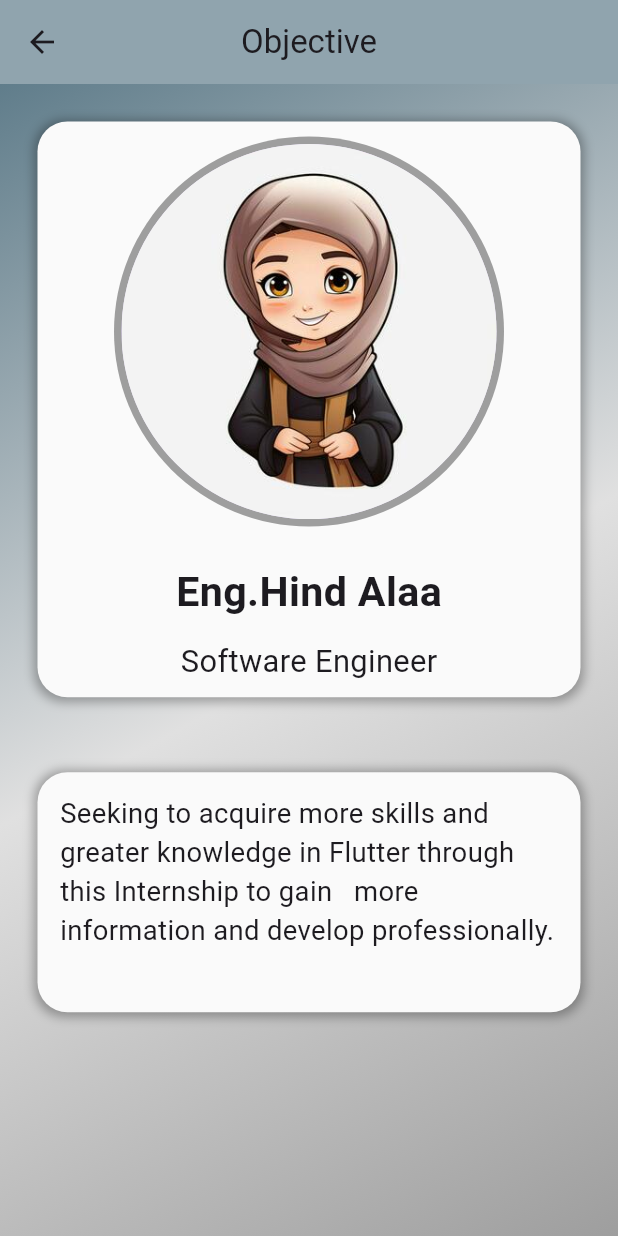
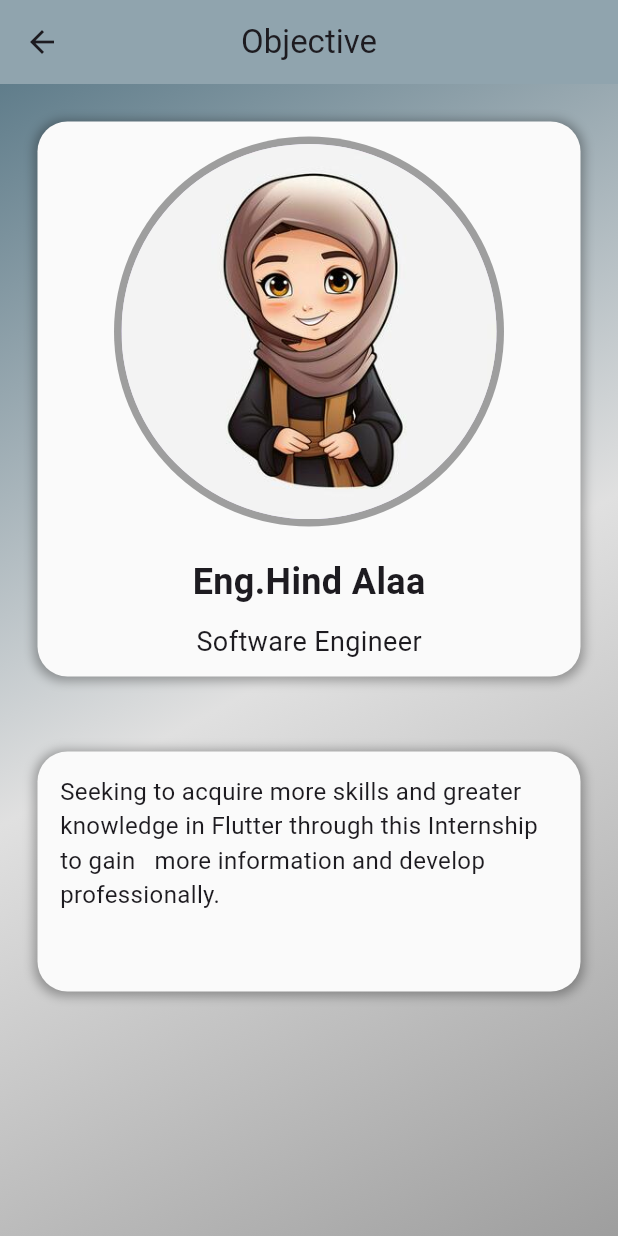
Before and after one commit to HindAlaa26/My-Portfolio-App, a Flutter app: the screen it shows after launch, after a tap on "Objective", on a phone screen of 412 x 824 dp. Run offline on Flutter 3.47's test engine with Material 3 defaults, Android fonts, the phone set to English and light mode, and no system bars; our stand-ins replace device_preview, flutter_screenutil, webview_flutter.

Commit message:
sized updated

```diff
--- a/lib/main.dart
+++ b/lib/main.dart
@@ -21,7 +21,10 @@ class MyApp extends StatelessWidget {
   @override
   Widget build(BuildContext context) {
     return ScreenUtilInit(
-        designSize: const Size(360, 690),
+        designSize: Size(
+          MediaQuery.of(context).size.width,
+          MediaQuery.of(context).size.height,
+        ),
         builder: (context, child) {
           return MaterialApp(
             debugShowCheckedModeBanner: false,
--- a/lib/screens/activities_screen.dart
+++ b/lib/screens/activities_screen.dart
@@ -27,8 +27,8 @@ class ActivitiesScreen extends StatelessWidget {
         title: const Text('Activities & Voluntary Work'),
       ),
       body: Container(
-        height: MediaQuery.of(context).size.height,
-        width: MediaQuery.of(context).size.width,
+        height: ScreenUtil().screenHeight,
+        width: ScreenUtil().screenWidth,
         decoration: BoxDecoration(
           gradient: LinearGradient(
             colors: [
--- a/lib/screens/courses_screen.dart
+++ b/lib/screens/courses_screen.dart
@@ -42,8 +42,8 @@ class CoursesScreen extends StatelessWidget {
         title: const Text('Courses'),
       ),
       body: Container(
-        height: MediaQuery.of(context).size.height,
-        width: MediaQuery.of(context).size.width,
+        height: ScreenUtil().screenHeight,
+        width: ScreenUtil().screenWidth,
         padding: const EdgeInsets.all(16.0),
         decoration: const BoxDecoration(
           gradient: LinearGradient(
--- a/lib/screens/education_screen.dart
+++ b/lib/screens/education_screen.dart
@@ -11,8 +11,8 @@ class EducationScreen extends StatelessWidget {
         title: const Text('Education'),
       ),
       body: Container(
-        height: MediaQuery.of(context).size.height,
-        width: MediaQuery.of(context).size.width,
+        height: ScreenUtil().screenHeight,
+        width: ScreenUtil().screenWidth,
         decoration: BoxDecoration(
           gradient: LinearGradient(
             colors: [
--- a/lib/screens/home_layout/portfolio_screen.dart
+++ b/lib/screens/home_layout/portfolio_screen.dart
@@ -31,8 +31,8 @@ class PortfolioScreen extends StatelessWidget {
           title: const Text('Hind Alaa Fathy - Portfolio'),
         ),
         body: Container(
-          height: MediaQuery.of(context).size.height,
-          width: MediaQuery.of(context).size.width,
+          height: ScreenUtil().screenHeight,
+          width: ScreenUtil().screenWidth,
           decoration: BoxDecoration(
               gradient: LinearGradient(
             colors: [
--- a/lib/screens/objective_screen.dart
+++ b/lib/screens/objective_screen.dart
@@ -35,8 +35,8 @@ class _ObjectiveScreenState extends State<ObjectiveScreen> {
         backgroundColor: Colors.blueGrey.shade300,
       ),
       body: Container(
-        height: MediaQuery.of(context).size.height,
-        width: double.infinity,
+        height: ScreenUtil().screenHeight,
+        width: ScreenUtil().screenWidth,
         decoration: BoxDecoration(
             gradient: LinearGradient(
           colors: [
--- a/lib/screens/projects_screen.dart
+++ b/lib/screens/projects_screen.dart
@@ -49,8 +49,8 @@ class ProjectsScreen extends StatelessWidget {
         title: const Text('Projects'),
       ),
       body: Container(
-        height: MediaQuery.of(context).size.height,
-        width: MediaQuery.of(context).size.width,
+        height: ScreenUtil().screenHeight,
+        width: ScreenUtil().screenWidth,
         padding: const EdgeInsets.all(16.0),
         decoration: BoxDecoration(
           gradient: LinearGradient(
--- a/lib/screens/skills_screen.dart
+++ b/lib/screens/skills_screen.dart
@@ -33,8 +33,8 @@ class SkillsScreen extends StatelessWidget {
         title: const Text('Skills'),
       ),
       body: Container(
-        height: MediaQuery.of(context).size.height,
-        width: MediaQuery.of(context).size.width,
+        height: ScreenUtil().screenHeight,
+        width: ScreenUtil().screenWidth,
         padding: const EdgeInsets.all(16.0),
         decoration: BoxDecoration(
           gradient: LinearGradient(
--- a/lib/screens/splash_screen.dart
+++ b/lib/screens/splash_screen.dart
@@ -29,9 +29,9 @@ class _SplashScreenState extends State<SplashScreen> {
   Widget build(BuildContext context) {
     return Scaffold(
       body: Container(
-        height: MediaQuery.of(context).size.height,
+        height: ScreenUtil().screenHeight,
+        width: ScreenUtil().screenWidth,
         color: Colors.blueGrey,
-        width: double.infinity,
         padding: const EdgeInsets.only(top: 160, bottom: 90),
         child: SingleChildScrollView(
           child: Column(
```
